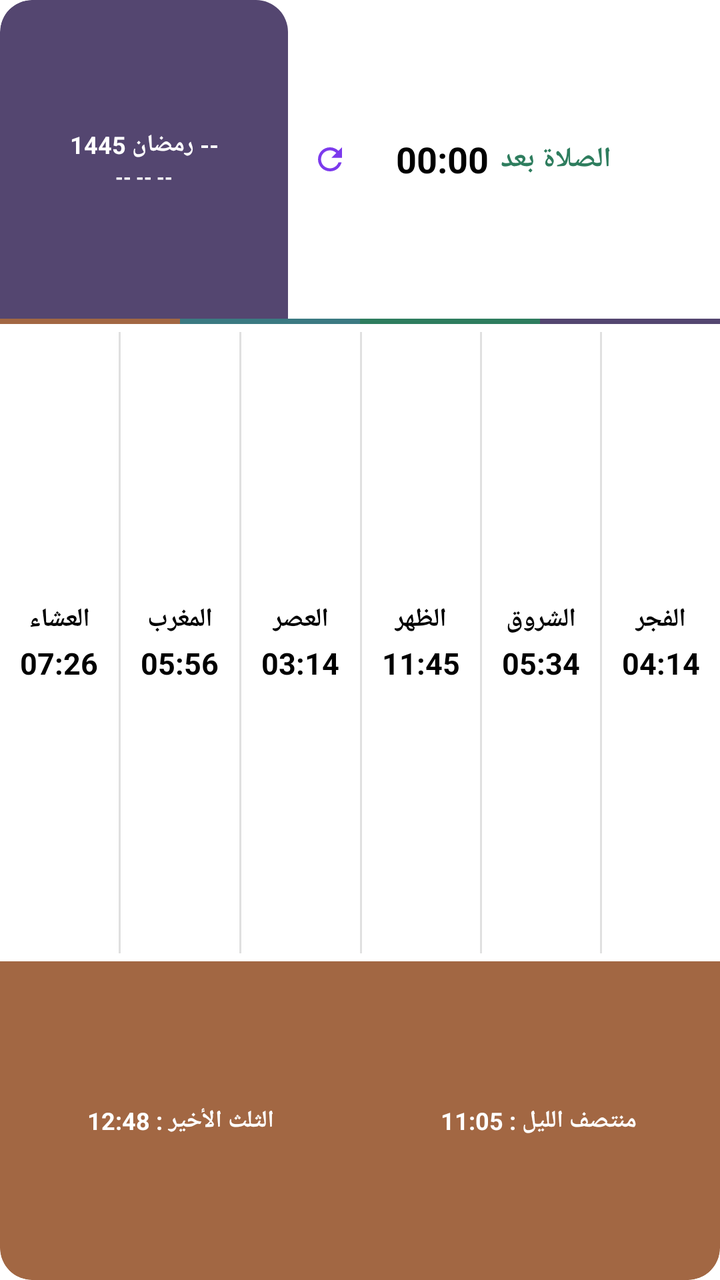
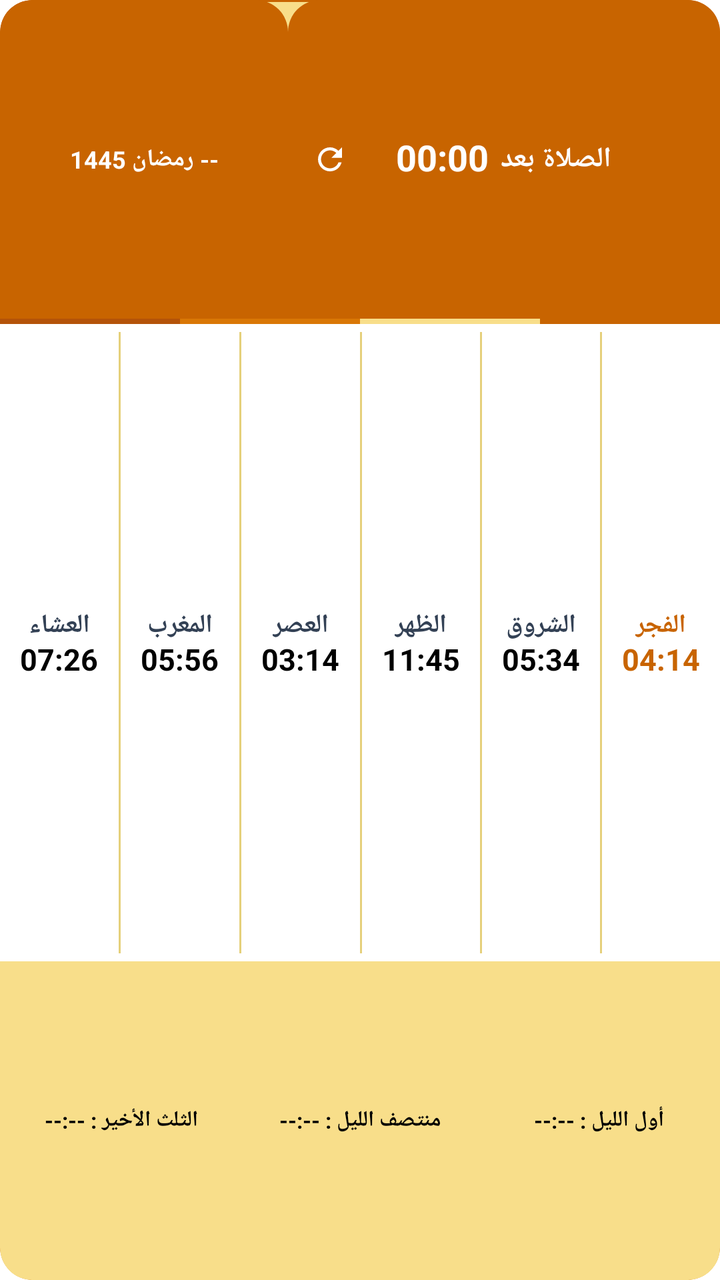

The first picture is an Android layout as it rendered before a commit; the second is the same layout after the commit. The layout source and the unified diff follow.
<!-- AndroidManifest.xml: application theme AppTheme.NoActionBar -->
<!-- res/layout/prayer_widget.xml -->
<?xml version="1.0" encoding="utf-8"?>
<LinearLayout xmlns:android="http://schemas.android.com/apk/res/android"
    android:id="@+id/widget_root"
    android:layout_width="match_parent"
    android:layout_height="match_parent"
    android:orientation="vertical"
    android:layoutDirection="rtl"
    android:background="@drawable/widget_bg_white"
    android:clipToOutline="true"
    android:layout_margin="0dp"
    android:padding="0dp">

    
    <LinearLayout
        android:layout_width="match_parent"
        android:layout_height="0dp"
        android:layout_weight="25"
        android:orientation="horizontal"
        android:baselineAligned="false">

        
        <RelativeLayout
            android:id="@+id/widget_top_right_section"
            android:layout_width="0dp"
            android:layout_weight="6"
            android:layout_height="match_parent"
            android:background="@drawable/widget_top_right_bg"
            android:padding="0dp">

            
            <ImageView
                android:id="@+id/widget_app_icon_small"
                android:layout_width="22dp"
                android:layout_height="22dp"
                android:src="@mipmap/ic_launcher"
                android:layout_alignParentStart="true"
                android:layout_centerVertical="true"
                android:layout_marginStart="12dp"
                android:contentDescription="App Icon" />

            <ImageView
                android:id="@+id/widget_app_icon_large"
                android:layout_width="34dp"
                android:layout_height="34dp"
                android:src="@mipmap/ic_launcher"
                android:layout_alignParentStart="true"
                android:layout_centerVertical="true"
                android:layout_marginStart="12dp"
                android:visibility="gone"
                android:contentDescription="App Icon Large" />

            
            <LinearLayout
                android:id="@+id/widget_next_prayer_container"
                android:layout_width="wrap_content"
                android:layout_height="wrap_content"
                android:orientation="horizontal"
                android:layout_centerInParent="true"
                android:gravity="center">

                <TextView
                    android:id="@+id/widget_next_prayer_name"
                    android:layout_width="wrap_content"
                    android:layout_height="wrap_content"
                    android:text="الصلاة بعد"
                    android:textColor="#2E7D5E"
                    android:textSize="14sp"
                    android:textStyle="bold"
                    android:layout_marginEnd="6dp" />

                <Chronometer
                    android:id="@+id/widget_next_prayer_time"
                    android:layout_width="wrap_content"
                    android:layout_height="wrap_content"
                    android:textColor="#000000"
                    android:textSize="18sp"
                    android:textStyle="bold"
                    android:layout_marginTop="0dp"
                    android:countDown="true" />

                <TextView
                    android:id="@+id/widget_next_prayer_time_en"
                    android:layout_width="wrap_content"
                    android:layout_height="wrap_content"
                    android:textColor="#000000"
                    android:textSize="18sp"
                    android:textStyle="bold"
                    android:layout_marginTop="0dp"
                    android:visibility="gone" />
            </LinearLayout>

            
            <ImageView
                android:id="@+id/widget_btn_refresh"
                android:layout_width="22dp"
                android:layout_height="22dp"
                android:src="@drawable/ic_widget_refresh"
                android:layout_alignParentEnd="true"
                android:layout_centerVertical="true"
                android:layout_marginEnd="10dp"
                android:padding="2dp"
                android:contentDescription="Refresh" />
        </RelativeLayout>

        
        <LinearLayout
            android:id="@+id/widget_left_section"
            android:layout_width="0dp"
            android:layout_weight="4"
            android:layout_height="match_parent"
            android:background="@drawable/widget_left_bg"
            android:orientation="vertical"
            android:gravity="center"
            android:clickable="true"
            android:focusable="true"
            android:paddingStart="4dp"
            android:paddingEnd="4dp">

            <TextView
                android:id="@+id/widget_hijri_date"
                android:layout_width="match_parent"
                android:layout_height="wrap_content"
                android:text="-- رمضان 1445"
                android:textColor="#FFFFFF"
                android:textSize="12sp"
                android:textStyle="bold"
                android:gravity="center"
                android:textAlignment="center"
                android:singleLine="true" />

            <TextView
                android:id="@+id/widget_gregorian_date"
                android:layout_width="match_parent"
                android:layout_height="wrap_content"
                android:text="-- -- --"
                android:textColor="#FFFFFF"
                android:textSize="10sp"
                android:textStyle="bold"
                android:gravity="center"
                android:textAlignment="center"
                android:singleLine="true"
                android:layout_marginTop="1dp" />
        </LinearLayout>
    </LinearLayout>

    
    <LinearLayout
        android:id="@+id/widget_accent_strip"
        android:layout_width="match_parent"
        android:layout_height="2.5dp"
        android:orientation="horizontal"
        android:baselineAligned="false">
        <FrameLayout
            android:id="@+id/full_strip_purple"
            android:layout_width="0dp"
            android:layout_weight="1"
            android:layout_height="match_parent"
            android:background="#544670" />
        <FrameLayout
            android:id="@+id/full_strip_green"
            android:layout_width="0dp"
            android:layout_weight="1"
            android:layout_height="match_parent"
            android:background="#2E7D5E" />
        <FrameLayout
            android:id="@+id/full_strip_teal"
            android:layout_width="0dp"
            android:layout_weight="1"
            android:layout_height="match_parent"
            android:background="#3B7A82" />
        <FrameLayout
            android:id="@+id/full_strip_terracotta"
            android:layout_width="0dp"
            android:layout_weight="1"
            android:layout_height="match_parent"
            android:background="#A26743" />
    </LinearLayout>

    
    <LinearLayout
        android:id="@+id/widget_middle_section"
        android:layout_width="match_parent"
        android:layout_height="0dp"
        android:layout_weight="50"
        android:orientation="horizontal"
        android:background="#FFFFFF"
        android:paddingTop="2dp"
        android:paddingBottom="2dp"
        android:clickable="true"
        android:focusable="true">

        
        <LinearLayout android:id="@+id/col_fajr" android:layout_width="0dp" android:layout_weight="1" android:layout_height="match_parent" android:orientation="vertical" android:gravity="center">
            <TextView android:id="@+id/name_fajr" android:layout_width="wrap_content" android:layout_height="wrap_content" android:text="الفجر" android:textColor="#000000" android:textSize="13sp" android:textStyle="bold"/>
            <TextView android:id="@+id/time_fajr" android:layout_width="wrap_content" android:layout_height="wrap_content" android:text="04:14" android:textColor="#000000" android:textSize="15sp" android:textStyle="bold" android:layout_marginTop="3dp"/>
        </LinearLayout>
        <FrameLayout android:id="@+id/sep_1" android:layout_width="1dp" android:layout_height="match_parent" android:background="#E0E0E0" android:layout_marginTop="2dp" android:layout_marginBottom="2dp"/>

        
        <LinearLayout android:id="@+id/col_sunrise" android:layout_width="0dp" android:layout_weight="1" android:layout_height="match_parent" android:orientation="vertical" android:gravity="center">
            <TextView android:id="@+id/name_sunrise" android:layout_width="wrap_content" android:layout_height="wrap_content" android:text="الشروق" android:textColor="#000000" android:textSize="13sp" android:textStyle="bold"/>
            <TextView android:id="@+id/time_sunrise" android:layout_width="wrap_content" android:layout_height="wrap_content" android:text="05:34" android:textColor="#000000" android:textSize="15sp" android:textStyle="bold" android:layout_marginTop="3dp"/>
        </LinearLayout>
        <FrameLayout android:id="@+id/sep_2" android:layout_width="1dp" android:layout_height="match_parent" android:background="#E0E0E0" android:layout_marginTop="2dp" android:layout_marginBottom="2dp"/>

        
        <LinearLayout android:id="@+id/col_dhuhr" android:layout_width="0dp" android:layout_weight="1" android:layout_height="match_parent" android:orientation="vertical" android:gravity="center">
            <TextView android:id="@+id/name_dhuhr" android:layout_width="wrap_content" android:layout_height="wrap_content" android:text="الظهر" android:textColor="#000000" android:textSize="13sp" android:textStyle="bold"/>
            <TextView android:id="@+id/time_dhuhr" android:layout_width="wrap_content" android:layout_height="wrap_content" android:text="11:45" android:textColor="#000000" android:textSize="15sp" android:textStyle="bold" android:layout_marginTop="3dp"/>
        </LinearLayout>
        <FrameLayout android:id="@+id/sep_3" android:layout_width="1dp" android:layout_height="match_parent" android:background="#E0E0E0" android:layout_marginTop="2dp" android:layout_marginBottom="2dp"/>

        
        <LinearLayout android:id="@+id/col_asr" android:layout_width="0dp" android:layout_weight="1" android:layout_height="match_parent" android:orientation="vertical" android:gravity="center">
            <TextView android:id="@+id/name_asr" android:layout_width="wrap_content" android:layout_height="wrap_content" android:text="العصر" android:textColor="#000000" android:textSize="13sp" android:textStyle="bold"/>
            <TextView android:id="@+id/time_asr" android:layout_width="wrap_content" android:layout_height="wrap_content" android:text="03:14" android:textColor="#000000" android:textSize="15sp" android:textStyle="bold" android:layout_marginTop="3dp"/>
        </LinearLayout>
        <FrameLayout android:id="@+id/sep_4" android:layout_width="1dp" android:layout_height="match_parent" android:background="#E0E0E0" android:layout_marginTop="2dp" android:layout_marginBottom="2dp"/>

        
        <LinearLayout android:id="@+id/col_maghrib" android:layout_width="0dp" android:layout_weight="1" android:layout_height="match_parent" android:orientation="vertical" android:gravity="center">
            <TextView android:id="@+id/name_maghrib" android:layout_width="wrap_content" android:layout_height="wrap_content" android:text="المغرب" android:textColor="#000000" android:textSize="13sp" android:textStyle="bold"/>
            <TextView android:id="@+id/time_maghrib" android:layout_width="wrap_content" android:layout_height="wrap_content" android:text="05:56" android:textColor="#000000" android:textSize="15sp" android:textStyle="bold" android:layout_marginTop="3dp"/>
        </LinearLayout>
        <FrameLayout android:id="@+id/sep_5" android:layout_width="1dp" android:layout_height="match_parent" android:background="#E0E0E0" android:layout_marginTop="2dp" android:layout_marginBottom="2dp"/>

        
        <LinearLayout android:id="@+id/col_isha" android:layout_width="0dp" android:layout_weight="1" android:layout_height="match_parent" android:orientation="vertical" android:gravity="center">
            <TextView android:id="@+id/name_isha" android:layout_width="wrap_content" android:layout_height="wrap_content" android:text="العشاء" android:textColor="#000000" android:textSize="13sp" android:textStyle="bold"/>
            <TextView android:id="@+id/time_isha" android:layout_width="wrap_content" android:layout_height="wrap_content" android:text="07:26" android:textColor="#000000" android:textSize="15sp" android:textStyle="bold" android:layout_marginTop="3dp"/>
        </LinearLayout>
    </LinearLayout>

    
    <LinearLayout
        android:id="@+id/widget_bottom_section"
        android:layout_width="match_parent"
        android:layout_height="0dp"
        android:layout_weight="25"
        android:orientation="horizontal"
        android:background="@drawable/widget_bottom_bg"
        android:padding="1dp"
        android:gravity="center"
        android:clickable="true"
        android:focusable="true">

        <TextView
            android:id="@+id/widget_midnight"
            android:layout_width="0dp"
            android:layout_weight="1"
            android:layout_height="match_parent"
            android:text="منتصف الليل : 11:05"
            android:textColor="#FFFFFF"
            android:textSize="12sp"
            android:textStyle="bold"
            android:gravity="center" />

        <TextView
            android:id="@+id/widget_last_third"
            android:layout_width="0dp"
            android:layout_weight="1"
            android:layout_height="match_parent"
            android:text="الثلث الأخير : 12:48"
            android:textColor="#FFFFFF"
            android:textSize="12sp"
            android:textStyle="bold"
            android:gravity="center" />
    </LinearLayout>
</LinearLayout>
<!-- resources referenced by this layout -->
<resources>
  <!-- drawable ic_widget_refresh (drawable) -->
  <vector xmlns:android="http://schemas.android.com/apk/res/android"
      android:width="24dp"
      android:height="24dp"
      android:viewportWidth="24"
      android:viewportHeight="24">
    <path
        android:fillColor="#7c3aed"
        android:pathData="M17.65,6.35C16.2,4.9 14.21,4 12,4c-4.42,0 -7.99,3.58 -7.99,8s3.57,8 7.99,8c3.73,0 6.84,-2.55 7.73,-6h-2.08c-0.82,2.33 -3.04,4 -5.65,4 -3.31,0 -6,-2.69 -6,-6s2.69,-6 6,-6c1.66,0 3.14,0.69 4.22,1.78L13,11h7V4l-2.35,2.35z"/>
  </vector>
  <!-- drawable widget_bg_white (drawable) -->
  <?xml version="1.0" encoding="utf-8"?>
  <shape xmlns:android="http://schemas.android.com/apk/res/android">
      <solid android:color="#FFFFFF" />
      <corners android:radius="16dp" />
  </shape>
  <!-- drawable widget_bottom_bg (drawable) -->
  <?xml version="1.0" encoding="utf-8"?>
  <shape xmlns:android="http://schemas.android.com/apk/res/android">
      <solid android:color="#A26743" />
      <corners android:bottomLeftRadius="16dp" android:bottomRightRadius="16dp" />
  </shape>
  <!-- drawable widget_left_bg (drawable) -->
  <?xml version="1.0" encoding="utf-8"?>
  <shape xmlns:android="http://schemas.android.com/apk/res/android">
      <solid android:color="#544670" />
      <corners android:topRightRadius="16dp" android:topLeftRadius="16dp" />
  </shape>
  <!-- drawable widget_top_right_bg (drawable) -->
  <?xml version="1.0" encoding="utf-8"?>
  <shape xmlns:android="http://schemas.android.com/apk/res/android">
      <solid android:color="#FFFFFF" />
      <corners android:topLeftRadius="16dp" />
  </shape>
  <!-- mipmap ic_launcher (mipmap-anydpi-v26) -->
  <?xml version="1.0" encoding="utf-8"?>
  <adaptive-icon xmlns:android="http://schemas.android.com/apk/res/android">
      <background android:drawable="@color/ic_launcher_background" />
      <foreground android:drawable="@mipmap/ic_launcher_foreground" />
  </adaptive-icon>
  <color name="ic_launcher_background">#FFFFFF</color>
</resources>

<!-- the commit's change to res/layout/prayer_widget.xml (unified diff, before → after) -->
@@ -63,26 +63,30 @@
                     android:layout_width="wrap_content"
                     android:layout_height="wrap_content"
                     android:text="الصلاة بعد"
-                    android:textColor="#2E7D5E"
+                    android:textColor="#FFFFFF"
                     android:textSize="14sp"
                     android:textStyle="bold"
-                    android:layout_marginEnd="6dp" />
+                    android:layout_marginEnd="6dp"
+                    android:singleLine="true"
+                    android:includeFontPadding="false" />
 
                 <Chronometer
                     android:id="@+id/widget_next_prayer_time"
                     android:layout_width="wrap_content"
                     android:layout_height="wrap_content"
-                    android:textColor="#000000"
+                    android:textColor="#FFFFFF"
                     android:textSize="18sp"
                     android:textStyle="bold"
                     android:layout_marginTop="0dp"
-                    android:countDown="true" />
+                    android:countDown="true"
+                    android:singleLine="true"
+                    android:includeFontPadding="false" />
 
                 <TextView
                     android:id="@+id/widget_next_prayer_time_en"
                     android:layout_width="wrap_content"
                     android:layout_height="wrap_content"
-                    android:textColor="#000000"
+                    android:textColor="#FFFFFF"
                     android:textSize="18sp"
                     android:textStyle="bold"
                     android:layout_marginTop="0dp"
@@ -95,6 +99,7 @@
                 android:layout_width="22dp"
                 android:layout_height="22dp"
                 android:src="@drawable/ic_widget_refresh"
+                android:tint="#FFFFFF"
                 android:layout_alignParentEnd="true"
                 android:layout_centerVertical="true"
                 android:layout_marginEnd="10dp"
@@ -139,6 +144,7 @@
                 android:gravity="center"
                 android:textAlignment="center"
                 android:singleLine="true"
+                android:visibility="gone"
                 android:layout_marginTop="1dp" />
         </LinearLayout>
     </LinearLayout>
@@ -155,25 +161,25 @@
             android:layout_width="0dp"
             android:layout_weight="1"
             android:layout_height="match_parent"
-            android:background="#544670" />
+            android:background="#C86400" />
         <FrameLayout
             android:id="@+id/full_strip_green"
             android:layout_width="0dp"
             android:layout_weight="1"
             android:layout_height="match_parent"
-            android:background="#2E7D5E" />
+            android:background="#F8DE8A" />
         <FrameLayout
             android:id="@+id/full_strip_teal"
             android:layout_width="0dp"
             android:layout_weight="1"
             android:layout_height="match_parent"
-            android:background="#3B7A82" />
+            android:background="#D97706" />
         <FrameLayout
             android:id="@+id/full_strip_terracotta"
             android:layout_width="0dp"
             android:layout_weight="1"
             android:layout_height="match_parent"
-            android:background="#A26743" />
+            android:background="#B45309" />
     </LinearLayout>
 
     
@@ -191,43 +197,43 @@
 
         
         <LinearLayout android:id="@+id/col_fajr" android:layout_width="0dp" android:layout_weight="1" android:layout_height="match_parent" android:orientation="vertical" android:gravity="center">
-            <TextView android:id="@+id/name_fajr" android:layout_width="wrap_content" android:layout_height="wrap_content" android:text="الفجر" android:textColor="#000000" android:textSize="13sp" android:textStyle="bold"/>
-            <TextView android:id="@+id/time_fajr" android:layout_width="wrap_content" android:layout_height="wrap_content" android:text="04:14" android:textColor="#000000" android:textSize="15sp" android:textStyle="bold" android:layout_marginTop="3dp"/>
-        </LinearLayout>
-        <FrameLayout android:id="@+id/sep_1" android:layout_width="1dp" android:layout_height="match_parent" android:background="#E0E0E0" android:layout_marginTop="2dp" android:layout_marginBottom="2dp"/>
+            <TextView android:id="@+id/name_fajr" android:layout_width="wrap_content" android:layout_height="wrap_content" android:text="الفجر" android:textColor="#C86400" android:textSize="13sp" android:textStyle="bold" android:singleLine="true" android:includeFontPadding="false"/>
+            <TextView android:id="@+id/time_fajr" android:layout_width="wrap_content" android:layout_height="wrap_content" android:text="04:14" android:textColor="#C86400" android:textSize="15sp" android:textStyle="bold" android:layout_marginTop="0dp" android:singleLine="true" android:includeFontPadding="false"/>
+        </LinearLayout>
+        <FrameLayout android:id="@+id/sep_1" android:layout_width="1dp" android:layout_height="match_parent" android:background="#E5D07B" android:layout_marginTop="2dp" android:layout_marginBottom="2dp"/>
 
         
         <LinearLayout android:id="@+id/col_sunrise" android:layout_width="0dp" android:layout_weight="1" android:layout_height="match_parent" android:orientation="vertical" android:gravity="center">
-            <TextView android:id="@+id/name_sunrise" android:layout_width="wrap_content" android:layout_height="wrap_content" android:text="الشروق" android:textColor="#000000" android:textSize="13sp" android:textStyle="bold"/>
-            <TextView android:id="@+id/time_sunrise" android:layout_width="wrap_content" android:layout_height="wrap_content" android:text="05:34" android:textColor="#000000" android:textSize="15sp" android:textStyle="bold" android:layout_marginTop="3dp"/>
-        </LinearLayout>
-        <FrameLayout android:id="@+id/sep_2" android:layout_width="1dp" android:layout_height="match_parent" android:background="#E0E0E0" android:layout_marginTop="2dp" android:layout_marginBottom="2dp"/>
+            <TextView android:id="@+id/name_sunrise" android:layout_width="wrap_content" android:layout_height="wrap_content" android:text="الشروق" android:textColor="#334155" android:textSize="13sp" android:textStyle="bold" android:singleLine="true" android:includeFontPadding="false"/>
+            <TextView android:id="@+id/time_sunrise" android:layout_width="wrap_content" android:layout_height="wrap_content" android:text="05:34" android:textColor="#000000" android:textSize="15sp" android:textStyle="bold" android:layout_marginTop="0dp" android:singleLine="true" android:includeFontPadding="false"/>
+        </LinearLayout>
+        <FrameLayout android:id="@+id/sep_2" android:layout_width="1dp" android:layout_height="match_parent" android:background="#E5D07B" android:layout_marginTop="2dp" android:layout_marginBottom="2dp"/>
 
         
         <LinearLayout android:id="@+id/col_dhuhr" android:layout_width="0dp" android:layout_weight="1" android:layout_height="match_parent" android:orientation="vertical" android:gravity="center">
-            <TextView android:id="@+id/name_dhuhr" android:layout_width="wrap_content" android:layout_height="wrap_content" android:text="الظهر" android:textColor="#000000" android:textSize="13sp" android:textStyle="bold"/>
-            <TextView android:id="@+id/time_dhuhr" android:layout_width="wrap_content" android:layout_height="wrap_content" android:text="11:45" android:textColor="#000000" android:textSize="15sp" android:textStyle="bold" android:layout_marginTop="3dp"/>
-        </LinearLayout>
-        <FrameLayout android:id="@+id/sep_3" android:layout_width="1dp" android:layout_height="match_parent" android:background="#E0E0E0" android:layout_marginTop="2dp" android:layout_marginBottom="2dp"/>
+            <TextView android:id="@+id/name_dhuhr" android:layout_width="wrap_content" android:layout_height="wrap_content" android:text="الظهر" android:textColor="#334155" android:textSize="13sp" android:textStyle="bold" android:singleLine="true" android:includeFontPadding="false"/>
+            <TextView android:id="@+id/time_dhuhr" android:layout_width="wrap_content" android:layout_height="wrap_content" android:text="11:45" android:textColor="#000000" android:textSize="15sp" android:textStyle="bold" android:layout_marginTop="0dp" android:singleLine="true" android:includeFontPadding="false"/>
+        </LinearLayout>
+        <FrameLayout android:id="@+id/sep_3" android:layout_width="1dp" android:layout_height="match_parent" android:background="#E5D07B" android:layout_marginTop="2dp" android:layout_marginBottom="2dp"/>
 
         
         <LinearLayout android:id="@+id/col_asr" android:layout_width="0dp" android:layout_weight="1" android:layout_height="match_parent" android:orientation="vertical" android:gravity="center">
-            <TextView android:id="@+id/name_asr" android:layout_width="wrap_content" android:layout_height="wrap_content" android:text="العصر" android:textColor="#000000" android:textSize="13sp" android:textStyle="bold"/>
-            <TextView android:id="@+id/time_asr" android:layout_width="wrap_content" android:layout_height="wrap_content" android:text="03:14" android:textColor="#000000" android:textSize="15sp" android:textStyle="bold" android:layout_marginTop="3dp"/>
-        </LinearLayout>
-        <FrameLayout android:id="@+id/sep_4" android:layout_width="1dp" android:layout_height="match_parent" android:background="#E0E0E0" android:layout_marginTop="2dp" android:layout_marginBottom="2dp"/>
+            <TextView android:id="@+id/name_asr" android:layout_width="wrap_content" android:layout_height="wrap_content" android:text="العصر" android:textColor="#334155" android:textSize="13sp" android:textStyle="bold" android:singleLine="true" android:includeFontPadding="false"/>
+            <TextView android:id="@+id/time_asr" android:layout_width="wrap_content" android:layout_height="wrap_content" android:text="03:14" android:textColor="#000000" android:textSize="15sp" android:textStyle="bold" android:layout_marginTop="0dp" android:singleLine="true" android:includeFontPadding="false"/>
+        </LinearLayout>
+        <FrameLayout android:id="@+id/sep_4" android:layout_width="1dp" android:layout_height="match_parent" android:background="#E5D07B" android:layout_marginTop="2dp" android:layout_marginBottom="2dp"/>
 
         
         <LinearLayout android:id="@+id/col_maghrib" android:layout_width="0dp" android:layout_weight="1" android:layout_height="match_parent" android:orientation="vertical" android:gravity="center">
-            <TextView android:id="@+id/name_maghrib" android:layout_width="wrap_content" android:layout_height="wrap_content" android:text="المغرب" android:textColor="#000000" android:textSize="13sp" android:textStyle="bold"/>
-            <TextView android:id="@+id/time_maghrib" android:layout_width="wrap_content" android:layout_height="wrap_content" android:text="05:56" android:textColor="#000000" android:textSize="15sp" android:textStyle="bold" android:layout_marginTop="3dp"/>
-        </LinearLayout>
-        <FrameLayout android:id="@+id/sep_5" android:layout_width="1dp" android:layout_height="match_parent" android:background="#E0E0E0" android:layout_marginTop="2dp" android:layout_marginBottom="2dp"/>
+            <TextView android:id="@+id/name_maghrib" android:layout_width="wrap_content" android:layout_height="wrap_content" android:text="المغرب" android:textColor="#334155" android:textSize="13sp" android:textStyle="bold" android:singleLine="true" android:includeFontPadding="false"/>
+            <TextView android:id="@+id/time_maghrib" android:layout_width="wrap_content" android:layout_height="wrap_content" android:text="05:56" android:textColor="#000000" android:textSize="15sp" android:textStyle="bold" android:layout_marginTop="0dp" android:singleLine="true" android:includeFontPadding="false"/>
+        </LinearLayout>
+        <FrameLayout android:id="@+id/sep_5" android:layout_width="1dp" android:layout_height="match_parent" android:background="#E5D07B" android:layout_marginTop="2dp" android:layout_marginBottom="2dp"/>
 
         
         <LinearLayout android:id="@+id/col_isha" android:layout_width="0dp" android:layout_weight="1" android:layout_height="match_parent" android:orientation="vertical" android:gravity="center">
-            <TextView android:id="@+id/name_isha" android:layout_width="wrap_content" android:layout_height="wrap_content" android:text="العشاء" android:textColor="#000000" android:textSize="13sp" android:textStyle="bold"/>
-            <TextView android:id="@+id/time_isha" android:layout_width="wrap_content" android:layout_height="wrap_content" android:text="07:26" android:textColor="#000000" android:textSize="15sp" android:textStyle="bold" android:layout_marginTop="3dp"/>
+            <TextView android:id="@+id/name_isha" android:layout_width="wrap_content" android:layout_height="wrap_content" android:text="العشاء" android:textColor="#334155" android:textSize="13sp" android:textStyle="bold" android:singleLine="true" android:includeFontPadding="false"/>
+            <TextView android:id="@+id/time_isha" android:layout_width="wrap_content" android:layout_height="wrap_content" android:text="07:26" android:textColor="#000000" android:textSize="15sp" android:textStyle="bold" android:layout_marginTop="0dp" android:singleLine="true" android:includeFontPadding="false"/>
         </LinearLayout>
     </LinearLayout>
 
@@ -245,25 +251,42 @@
         android:focusable="true">
 
         <TextView
+            android:id="@+id/widget_first_third"
+            android:layout_width="0dp"
+            android:layout_weight="1"
+            android:layout_height="match_parent"
+            android:text="أول الليل : --:--"
+            android:textColor="#000000"
+            android:textSize="11sp"
+            android:textStyle="bold"
+            android:gravity="center"
+            android:singleLine="true"
+            android:includeFontPadding="false" />
+
+        <TextView
             android:id="@+id/widget_midnight"
             android:layout_width="0dp"
             android:layout_weight="1"
             android:layout_height="match_parent"
-            android:text="منتصف الليل : 11:05"
-            android:textColor="#FFFFFF"
-            android:textSize="12sp"
+            android:text="منتصف الليل : --:--"
+            android:textColor="#000000"
+            android:textSize="11sp"
             android:textStyle="bold"
-            android:gravity="center" />
+            android:gravity="center"
+            android:singleLine="true"
+            android:includeFontPadding="false" />
 
         <TextView
             android:id="@+id/widget_last_third"
             android:layout_width="0dp"
             android:layout_weight="1"
             android:layout_height="match_parent"
-            android:text="الثلث الأخير : 12:48"
-            android:textColor="#FFFFFF"
-            android:textSize="12sp"
+            android:text="الثلث الأخير : --:--"
+            android:textColor="#000000"
+            android:textSize="11sp"
             android:textStyle="bold"
-            android:gravity="center" />
+            android:gravity="center"
+            android:singleLine="true"
+            android:includeFontPadding="false" />
     </LinearLayout>
 </LinearLayout>
<!-- resource entries referenced after the edit -->
@@ -13,25 +13,26 @@
   <!-- drawable widget_bg_white (drawable) -->
   <?xml version="1.0" encoding="utf-8"?>
   <shape xmlns:android="http://schemas.android.com/apk/res/android">
-      <solid android:color="#FFFFFF" />
+      <solid android:color="#F8DE8A" />
       <corners android:radius="16dp" />
+      <stroke android:width="1dp" android:color="#C86400" />
   </shape>
   <!-- drawable widget_bottom_bg (drawable) -->
   <?xml version="1.0" encoding="utf-8"?>
   <shape xmlns:android="http://schemas.android.com/apk/res/android">
-      <solid android:color="#A26743" />
+      <solid android:color="#F8DE8A" />
       <corners android:bottomLeftRadius="16dp" android:bottomRightRadius="16dp" />
   </shape>
   <!-- drawable widget_left_bg (drawable) -->
   <?xml version="1.0" encoding="utf-8"?>
   <shape xmlns:android="http://schemas.android.com/apk/res/android">
-      <solid android:color="#544670" />
+      <solid android:color="#C86400" />
       <corners android:topRightRadius="16dp" android:topLeftRadius="16dp" />
   </shape>
   <!-- drawable widget_top_right_bg (drawable) -->
   <?xml version="1.0" encoding="utf-8"?>
   <shape xmlns:android="http://schemas.android.com/apk/res/android">
-      <solid android:color="#FFFFFF" />
+      <solid android:color="#C86400" />
       <corners android:topLeftRadius="16dp" />
   </shape>
   <!-- mipmap ic_launcher (mipmap-anydpi-v26) -->
